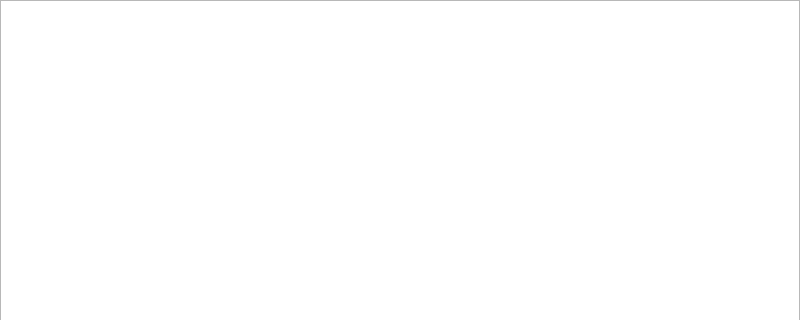
miracletech322/GPShieldServerApp, file mainwindow.ui: the form before one commit; both pictures show x 0 to 800 and y 0 to 320 of the 800 by 500 pixel window.
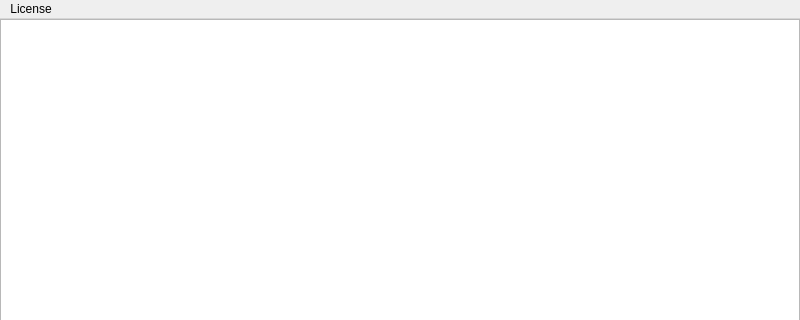
The form after the commit.

```diff
--- a/mainwindow.ui
+++ b/mainwindow.ui
@@ -48,6 +48,13 @@
      <height>21</height>
     </rect>
    </property>
+   <widget class="QMenu" name="menuLicense">
+    <property name="title">
+     <string>License</string>
+    </property>
+    <addaction name="actionRegister"/>
+   </widget>
+   <addaction name="menuLicense"/>
   </widget>
   <widget class="QStatusBar" name="statusbar"/>
  </widget>
```
Left out of the diff: 5 changed lines with no effect on the pictures.
